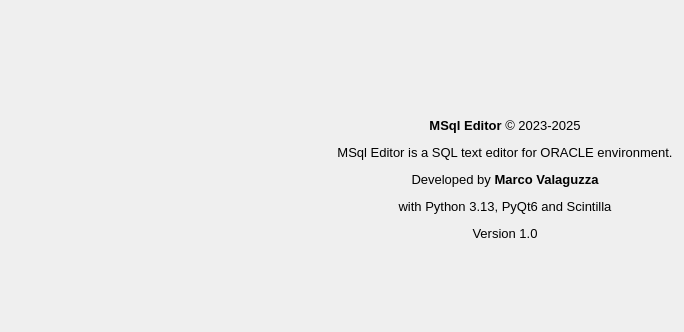
This is source/qtdesigner/program_info_ui.ui in MValaguz/MSql as Qt 5 draws it before an edit. The edited form follows.
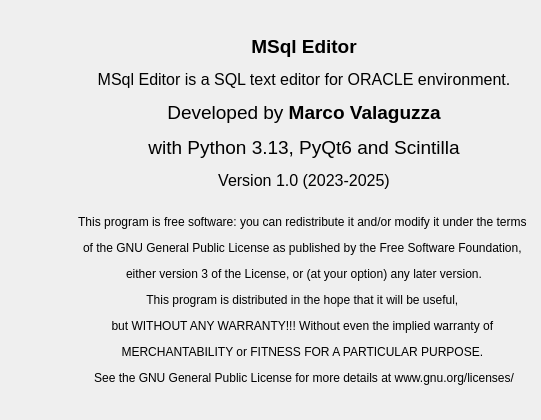
This is the edited form. Icons and pictures are not drawn.

What changed in the file:
```diff
--- a/source/qtdesigner/program_info_ui.ui
+++ b/source/qtdesigner/program_info_ui.ui
@@ -6,8 +6,8 @@
    <rect>
     <x>0</x>
     <y>0</y>
-    <width>684</width>
-    <height>332</height>
+    <width>541</width>
+    <height>420</height>
    </rect>
   </property>
   <property name="windowTitle">
@@ -23,21 +23,21 @@
      <item row="0" column="0">
       <widget class="QLabel" name="label">
        <property name="text">
-        <string>&lt;html&gt;&lt;head/&gt;&lt;body&gt;&lt;p align=&quot;center&quot;&gt;&lt;img src=&quot;:/icons/icons/MSql.ico&quot;/&gt;&lt;/p&gt;&lt;p align=&quot;center&quot;&gt;&lt;img src=&quot;:/icons/icons/python.gif&quot;/&gt;&lt;img src=&quot;:/icons/icons/qt.gif&quot;/&gt;&lt;/p&gt;&lt;p align=&quot;center&quot;&gt;&lt;img src=&quot;:/icons/icons/SciTEIco.gif&quot;/&gt;&lt;/p&gt;&lt;/body&gt;&lt;/html&gt;</string>
+        <string>&lt;html&gt;&lt;head/&gt;&lt;body&gt;&lt;p align=&quot;center&quot;&gt;&lt;img src=&quot;:/icons/icons/MSql.ico&quot;/&gt;&lt;/p&gt;&lt;p align=&quot;center&quot;&gt;&lt;img src=&quot;:/icons/icons/python.gif&quot;/&gt;&lt;/p&gt;&lt;p align=&quot;center&quot;&gt;&lt;img src=&quot;:/icons/icons/qt.gif&quot;/&gt;&lt;/p&gt;&lt;p align=&quot;center&quot;&gt;&lt;img src=&quot;:/icons/icons/SciTEIco.gif&quot;/&gt;&lt;/p&gt;&lt;/body&gt;&lt;/html&gt;</string>
        </property>
       </widget>
+     </item>
+    </layout>
      </item>
      <item row="0" column="1">
       <widget class="QLabel" name="label_2">
        <property name="text">
-        <string>&lt;html&gt;&lt;head/&gt;&lt;body&gt;&lt;p align=&quot;center&quot;&gt;&lt;span style=&quot; font-size:10pt;&quot;&gt;&lt;br/&gt;&lt;/span&gt;&lt;/p&gt;&lt;p align=&quot;center&quot;&gt;&lt;span style=&quot; font-size:10pt; font-weight:600;&quot;&gt;MSql Editor &lt;/span&gt;&lt;span style=&quot; font-size:10pt;&quot;&gt;© 2023-2025&lt;/span&gt;&lt;/p&gt;&lt;p align=&quot;center&quot;&gt;&lt;span style=&quot; font-size:10pt;&quot;&gt;MSql Editor is a SQL text editor for ORACLE environment.&lt;/span&gt;&lt;/p&gt;&lt;p align=&quot;center&quot;&gt;&lt;span style=&quot; font-size:10pt;&quot;&gt;Developed by &lt;/span&gt;&lt;span style=&quot; font-size:10pt; font-weight:600;&quot;&gt;Marco Valaguzza&lt;/span&gt;&lt;/p&gt;&lt;p align=&quot;center&quot;&gt;&lt;span style=&quot; font-size:10pt;&quot;&gt;with Python 3.13, PyQt6 and Scintilla&lt;/span&gt;&lt;/p&gt;&lt;p align=&quot;center&quot;&gt;&lt;span style=&quot; font-size:10pt;&quot;&gt;Version 1.0&lt;br/&gt;&lt;/span&gt;&lt;/p&gt;&lt;/body&gt;&lt;/html&gt;</string>
+      <string>&lt;html&gt;&lt;head/&gt;&lt;body&gt;&lt;p align=&quot;center&quot;&gt;&lt;span style=&quot; font-size:14pt; font-weight:600;&quot;&gt;MSql Editor&lt;/span&gt;&lt;/p&gt;&lt;p align=&quot;center&quot;&gt;&lt;span style=&quot; font-size:12pt;&quot;&gt;MSql Editor is a SQL text editor for ORACLE environment.&lt;/span&gt;&lt;/p&gt;&lt;p align=&quot;center&quot;&gt;&lt;span style=&quot; font-size:14pt;&quot;&gt;Developed by &lt;/span&gt;&lt;span style=&quot; font-size:14pt; font-weight:600;&quot;&gt;Marco Valaguzza&lt;/span&gt;&lt;/p&gt;&lt;p align=&quot;center&quot;&gt;&lt;span style=&quot; font-size:14pt;&quot;&gt;with Python 3.13, PyQt6 and Scintilla&lt;/span&gt;&lt;/p&gt;&lt;p align=&quot;center&quot;&gt;&lt;span style=&quot; font-size:12pt;&quot;&gt;Version 1.0 (2023-2025)&lt;/span&gt;&lt;span style=&quot; font-size:10pt;&quot;&gt;&lt;br/&gt;&lt;/span&gt;&lt;/p&gt;&lt;p align=&quot;center&quot;&gt;This program is free software: you can redistribute it and/or modify it under the terms &lt;/p&gt;&lt;p align=&quot;center&quot;&gt;of the GNU General Public License as published by the Free Software Foundation, &lt;/p&gt;&lt;p align=&quot;center&quot;&gt;either version 3 of the License, or (at your option) any later version.&lt;/p&gt;&lt;p align=&quot;center&quot;&gt;This program is distributed in the hope that it will be useful, &lt;/p&gt;&lt;p align=&quot;center&quot;&gt;but WITHOUT ANY WARRANTY!!! Without even the implied warranty of &lt;/p&gt;&lt;p align=&quot;center&quot;&gt;MERCHANTABILITY or FITNESS FOR A PARTICULAR PURPOSE. &lt;/p&gt;&lt;p align=&quot;center&quot;&gt;See the GNU General Public License for more details at www.gnu.org/licenses/&lt;/p&gt;&lt;/body&gt;&lt;/html&gt;</string>
        </property>
        <property name="alignment">
         <set>Qt::AlignLeading|Qt::AlignLeft|Qt::AlignVCenter</set>
        </property>
       </widget>
-     </item>
-    </layout>
    </item>
   </layout>
  </widget>
```
Lines whose indentation alone changed are shown as unchanged.
